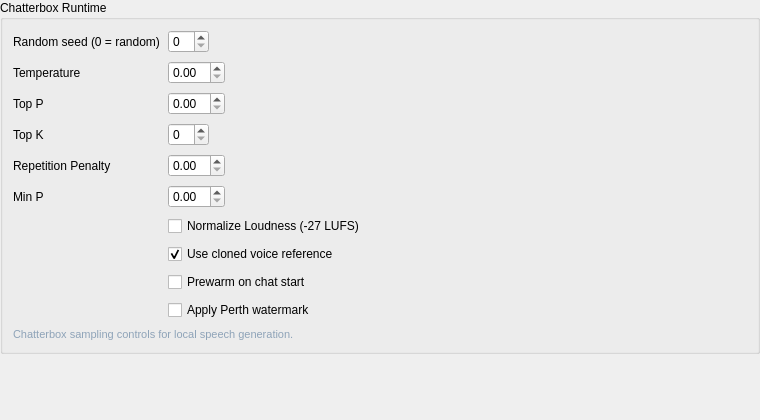
Qt form addons/chatterbox_tts/ui/chatterbox_tts.ui (Rakile/NeuralCompanion) before a commit.
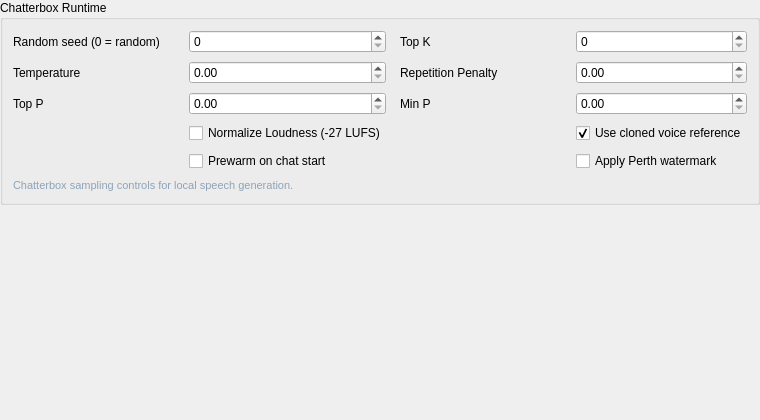
The same form after that commit.

What changed in the file:
```diff
--- a/addons/chatterbox_tts/ui/chatterbox_tts.ui
+++ b/addons/chatterbox_tts/ui/chatterbox_tts.ui
@@ -48,14 +48,11 @@
        <number>8</number>
       </property>
       <item>
-       <layout class="QFormLayout" name="chatterbox_form">
-        <property name="fieldGrowthPolicy">
-         <enum>QFormLayout::ExpandingFieldsGrow</enum>
+       <layout class="QGridLayout" name="chatterbox_form">
+        <property name="horizontalSpacing">
+         <number>14</number>
         </property>
-        <property name="labelAlignment">
-         <set>Qt::AlignLeading|Qt::AlignLeft|Qt::AlignVCenter</set>
-        </property>
-        <property name="spacing">
+        <property name="verticalSpacing">
          <number>8</number>
         </property>
         <item row="0" column="0">
@@ -68,6 +65,16 @@
         <item row="0" column="1">
          <widget class="QSpinBox" name="chatterbox_seed_spin"/>
         </item>
+        <item row="0" column="2">
+         <widget class="QLabel" name="chatterbox_top_k_label">
+          <property name="text">
+           <string>Top K</string>
+          </property>
+         </widget>
+        </item>
+        <item row="0" column="3">
+         <widget class="QSpinBox" name="chatterbox_top_k_spin"/>
+        </item>
         <item row="1" column="0">
          <widget class="QLabel" name="chatterbox_temperature_label">
           <property name="text">
@@ -78,6 +85,16 @@
         <item row="1" column="1">
          <widget class="QDoubleSpinBox" name="chatterbox_temperature_spin"/>
         </item>
+        <item row="1" column="2">
+         <widget class="QLabel" name="chatterbox_repeat_penalty_label">
+          <property name="text">
+           <string>Repetition Penalty</string>
+          </property>
+         </widget>
+        </item>
+        <item row="1" column="3">
+         <widget class="QDoubleSpinBox" name="chatterbox_repeat_penalty_spin"/>
+        </item>
         <item row="2" column="0">
          <widget class="QLabel" name="chatterbox_top_p_label">
           <property name="text">
@@ -88,44 +105,24 @@
         <item row="2" column="1">
          <widget class="QDoubleSpinBox" name="chatterbox_top_p_spin"/>
         </item>
-        <item row="3" column="0">
-         <widget class="QLabel" name="chatterbox_top_k_label">
-          <property name="text">
-           <string>Top K</string>
-          </property>
-         </widget>
-        </item>
-        <item row="3" column="1">
-         <widget class="QSpinBox" name="chatterbox_top_k_spin"/>
-        </item>
-        <item row="4" column="0">
-         <widget class="QLabel" name="chatterbox_repeat_penalty_label">
-          <property name="text">
-           <string>Repetition Penalty</string>
-          </property>
-         </widget>
-        </item>
-        <item row="4" column="1">
-         <widget class="QDoubleSpinBox" name="chatterbox_repeat_penalty_spin"/>
-        </item>
-        <item row="5" column="0">
+        <item row="2" column="2">
          <widget class="QLabel" name="chatterbox_min_p_label">
           <property name="text">
            <string>Min P</string>
           </property>
          </widget>
         </item>
-        <item row="5" column="1">
+        <item row="2" column="3">
          <widget class="QDoubleSpinBox" name="chatterbox_min_p_spin"/>
         </item>
-        <item row="6" column="1">
+        <item row="3" column="1">
          <widget class="QCheckBox" name="chatterbox_normalize_loudness_checkbox">
           <property name="text">
            <string>Normalize Loudness (-27 LUFS)</string>
           </property>
          </widget>
         </item>
-        <item row="7" column="1">
+        <item row="3" column="3">
          <widget class="QCheckBox" name="chatterbox_use_cloned_voice_checkbox">
           <property name="text">
            <string>Use cloned voice reference</string>
@@ -135,14 +132,14 @@
           </property>
          </widget>
         </item>
-        <item row="8" column="1">
+        <item row="4" column="1">
          <widget class="QCheckBox" name="chatterbox_prewarm_checkbox">
           <property name="text">
            <string>Prewarm on chat start</string>
           </property>
          </widget>
         </item>
-        <item row="9" column="1">
+        <item row="4" column="3">
          <widget class="QCheckBox" name="chatterbox_apply_watermark_checkbox">
           <property name="text">
            <string>Apply Perth watermark</string>
```
